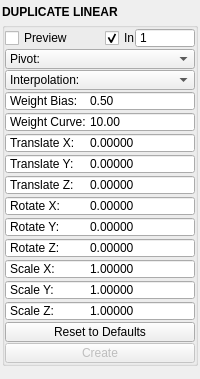
First picture: the form in mayatk/edit_utils/duplicate_linear.ui, repository m3trik/mayatk, before the edit.
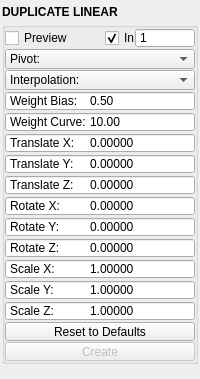
Second picture: the form after the edit. Custom widgets are drawn as their Qt base class.

The edit to the form file:
```diff
--- a/mayatk/edit_utils/duplicate_linear.ui
+++ b/mayatk/edit_utils/duplicate_linear.ui
@@ -152,13 +152,13 @@
              <property name="minimumSize">
               <size>
                <width>0</width>
-               <height>20</height>
+               <height>19</height>
               </size>
              </property>
              <property name="maximumSize">
               <size>
                <width>16777215</width>
-               <height>20</height>
+               <height>19</height>
               </size>
              </property>
              <property name="toolTip">
@@ -766,13 +766,13 @@
            <property name="minimumSize">
             <size>
              <width>0</width>
-             <height>20</height>
+             <height>19</height>
             </size>
            </property>
            <property name="maximumSize">
             <size>
              <width>16777215</width>
-             <height>20</height>
+             <height>19</height>
             </size>
            </property>
            <property name="text">
```
